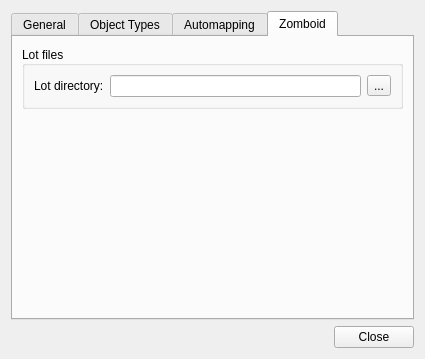
The window that src/tiled/preferencesdialog.ui (timbaker/tiled) describes before a commit, drawn with Qt 5.
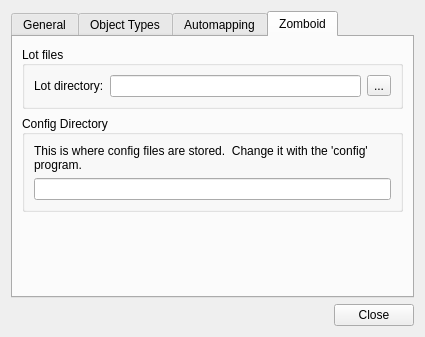
The same window after the commit. The open tabs and pages were chosen to show the change. Icons and pictures are not drawn. Custom widgets are drawn as their Qt base class.

Commit message:
TileZed's preferences now save the location of the config-files directory.
Lemmy wanted the config-files directory to be shared over Dropbox.
The directory can be changed using the 'config' program.

The edit to the form file:
```diff
--- a/src/tiled/preferencesdialog.ui
+++ b/src/tiled/preferencesdialog.ui
@@ -358,6 +358,51 @@
         </widget>
        </item>
        <item row="1" column="0">
+        <widget class="QGroupBox" name="configBox">
+         <property name="sizePolicy">
+          <sizepolicy hsizetype="Preferred" vsizetype="Preferred">
+           <horstretch>0</horstretch>
+           <verstretch>0</verstretch>
+          </sizepolicy>
+         </property>
+         <property name="title">
+          <string>Config Directory</string>
+         </property>
+         <property name="alignment">
+          <set>Qt::AlignLeading|Qt::AlignLeft|Qt::AlignVCenter</set>
+         </property>
+         <layout class="QVBoxLayout" name="verticalLayout_6">
+          <item>
+           <widget class="QLabel" name="label_4">
+            <property name="text">
+             <string>This is where config files are stored.  Change it with the 'config' program.</string>
+            </property>
+            <property name="wordWrap">
+             <bool>true</bool>
+            </property>
+           </widget>
+          </item>
+          <item>
+           <layout class="QHBoxLayout" name="configLayout">
+            <item>
+             <widget class="QLineEdit" name="configDirectory">
+              <property name="sizePolicy">
+               <sizepolicy hsizetype="Expanding" vsizetype="Preferred">
+                <horstretch>0</horstretch>
+                <verstretch>0</verstretch>
+               </sizepolicy>
+              </property>
+              <property name="readOnly">
+               <bool>true</bool>
+              </property>
+             </widget>
+            </item>
+           </layout>
+          </item>
+         </layout>
+        </widget>
+       </item>
+       <item row="2" column="0">
         <spacer name="verticalSpacer_2">
          <property name="orientation">
           <enum>Qt::Vertical</enum>
```
Left out of the diff: 2 changed lines with no effect on the pictures. The commit also changes 7 other files.
